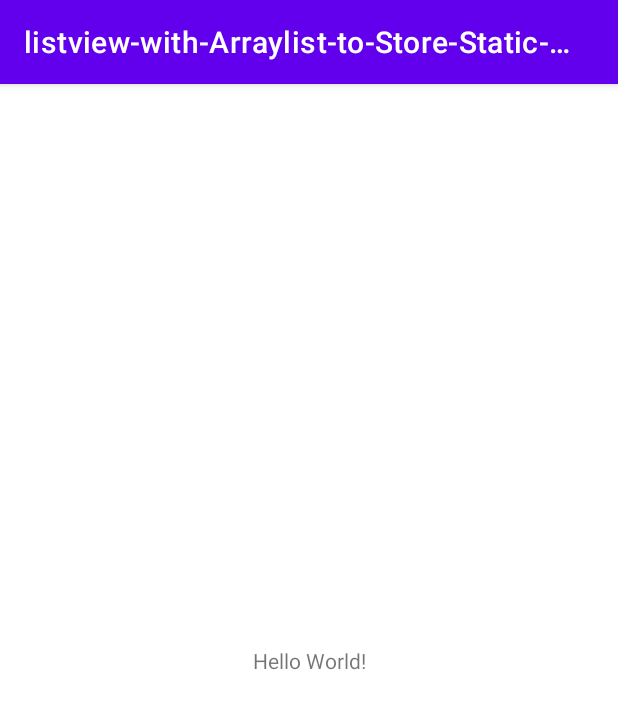
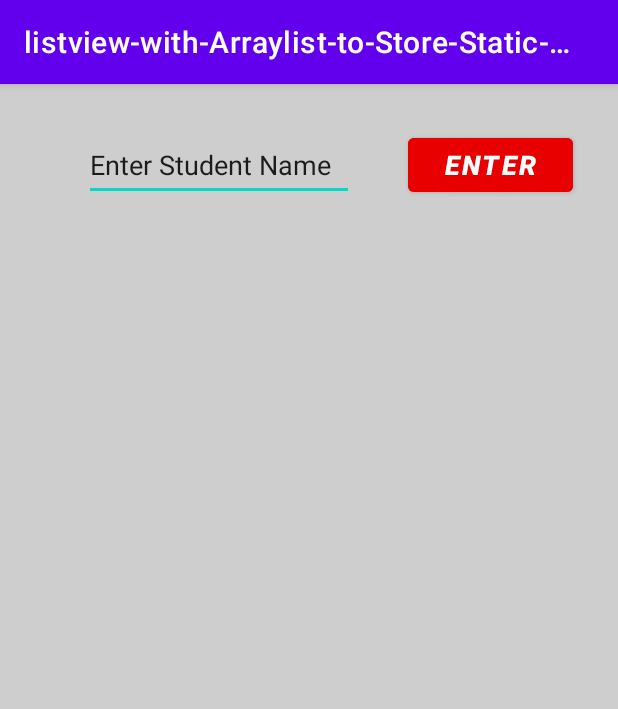
Before and after one commit to iamhuraira/listview-with-Arraylist-to-Store-Static-Data, an Android app: the screen it shows after launch (MainActivity), on a phone screen of 412 x 824 dp. Shown: the top 709 px of the screen. Run offline under Robolectric (Android 15) with nearby library versions, the phone set to English and light mode, and no system bars.

Commit message:
Create The Layout for ListView ANd Enter New DATA TO aRRAY And ListView

```diff
--- a/app/src/main/res/layout/activity_main.xml
+++ b/app/src/main/res/layout/activity_main.xml
@@ -4,15 +4,50 @@
     xmlns:tools="http://schemas.android.com/tools"
     android:layout_width="match_parent"
     android:layout_height="match_parent"
+    android:background="#C30000"
+    android:backgroundTint="#CFCECE"
+    android:backgroundTintMode="src_over"
+    android:hapticFeedbackEnabled="false"
     tools:context=".MainActivity">
 
-    <TextView
+    <ListView
+        android:layout_width="match_parent"
+        android:layout_height="match_parent"
+        android:layout_marginStart="24dp"
+        android:layout_marginTop="100dp"
+        android:layout_marginEnd="24dp"
+        app:layout_constraintEnd_toEndOf="parent"
+        app:layout_constraintStart_toStartOf="parent"
+        app:layout_constraintTop_toTopOf="parent" />
+
+    <EditText
+        android:id="@+id/editTextEnterName"
         android:layout_width="wrap_content"
         android:layout_height="wrap_content"
-        android:text="Hello World!"
-        app:layout_constraintBottom_toBottomOf="parent"
-        app:layout_constraintLeft_toLeftOf="parent"
-        app:layout_constraintRight_toRightOf="parent"
+        android:layout_marginStart="40dp"
+        android:layout_marginTop="30dp"
+        android:layout_marginEnd="20dp"
+        android:width="180dp"
+        android:ems="10"
+        android:inputType="textPersonName"
+        android:minHeight="48dp"
+        android:text="Enter Student Name"
+        app:layout_constraintEnd_toStartOf="@+id/btnEnter"
+        app:layout_constraintStart_toStartOf="parent"
+        app:layout_constraintTop_toTopOf="parent"
+        tools:ignore="TouchTargetSizeCheck" />
+
+    <Button
+        android:id="@+id/btnEnter"
+        android:layout_width="wrap_content"
+        android:layout_height="wrap_content"
+        android:layout_marginTop="30dp"
+        android:layout_marginEnd="30dp"
+        android:width="110dp"
+        android:backgroundTint="#E80000"
+        android:text="Enter"
+        android:textSize="18dp"
+        android:textStyle="bold|italic"
+        app:layout_constraintEnd_toEndOf="parent"
         app:layout_constraintTop_toTopOf="parent" />
-
 </androidx.constraintlayout.widget.ConstraintLayout>
```
